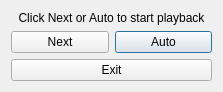
tommikulevich/chess-gaming-platform, file data/ui/playback_dialog_ui.ui: the form before one commit.
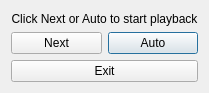
The form after the commit.

Diff of the .ui file:
```diff
--- a/data/ui/playback_dialog_ui.ui
+++ b/data/ui/playback_dialog_ui.ui
@@ -6,8 +6,8 @@
    <rect>
     <x>0</x>
     <y>0</y>
-    <width>223</width>
-    <height>90</height>
+    <width>190</width>
+    <height>93</height>
    </rect>
   </property>
   <property name="windowTitle">
```
Left out of the diff: 14 changed lines with no effect on the pictures.
